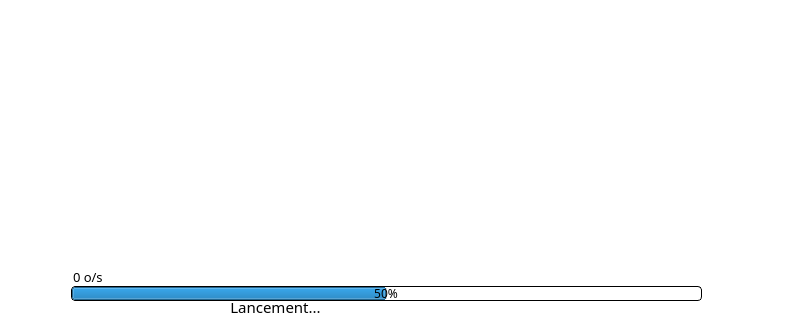
mangaMag/AzoteLauncher, file gui/launcher.ui: the form before one commit; both pictures show x 0 to 791 and y 198 to 518 of the 882 by 518 pixel window.
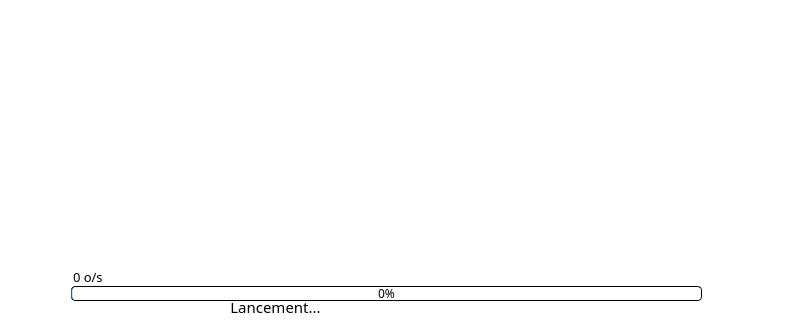
The form after the commit. Icons and pictures are not drawn.

What changed in the file:
```diff
--- a/gui/launcher.ui
+++ b/gui/launcher.ui
@@ -107,7 +107,7 @@
  }</string>
     </property>
     <property name="value">
-     <number>50</number>
+     <number>0</number>
     </property>
     <property name="alignment">
      <set>Qt::AlignCenter</set>
```
